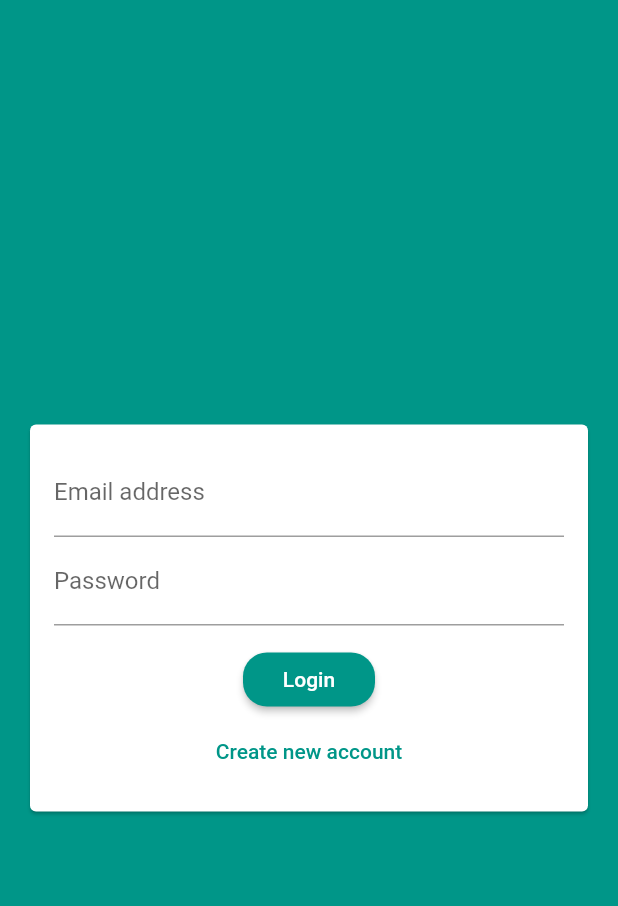
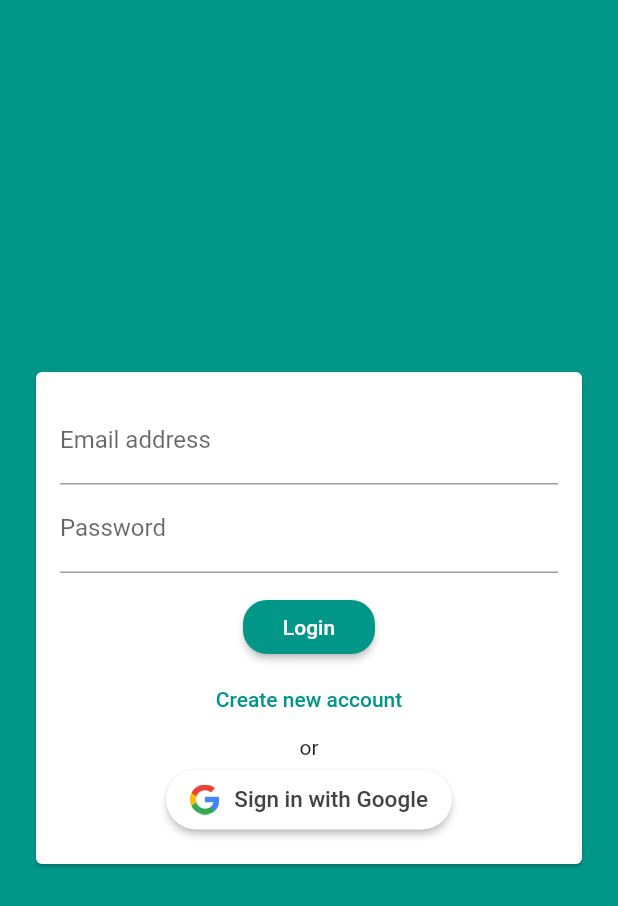
Before and after one commit to rahul-k-r/chat-app, a Flutter app: the screen it shows after launch, on a phone screen of 412 x 824 dp. Shown: the top 906 px of the screen. Run offline on Flutter 3.47's test engine with Material 2 defaults, Android fonts, the phone set to English and light mode, and no system bars; our stand-ins replace bubble, cloud_firestore, firebase_auth, firebase_messaging, firebase_storage, google_sign_in and 1 more; missing offline and left inert: network_to_file_image; accounts and stored records are empty.

Commit message:
added google sign in option

```diff
--- a/lib/screens/chat_selector_screen.dart
+++ b/lib/screens/chat_selector_screen.dart
@@ -1,6 +1,7 @@
 import 'package:flutter/material.dart';
 import 'package:flutter_complete_guide/widgets/chat/chat_selector.dart';
 import 'package:firebase_auth/firebase_auth.dart';
+import 'package:google_sign_in/google_sign_in.dart';
 
 class MainChatScreen extends StatefulWidget {
   @override
@@ -57,6 +58,7 @@ class _MainChatScreenState extends State<MainChatScreen> {
               onChanged: (itemValue) {
                 if (itemValue == 'logout') {
                   FirebaseAuth.instance.signOut();
+                  GoogleSignIn().signOut();
                 } else
                   setState(() {
                     item = itemValue;
--- a/lib/widgets/auth/auth_form.dart
+++ b/lib/widgets/auth/auth_form.dart
@@ -7,9 +7,12 @@ import 'package:flutter_complete_guide/widgets/pickers/user_image_picker.dart';
 class AuthForm extends StatefulWidget {
   AuthForm(
     this.submitFn,
+    this.submitFn2,
     this.isLoading,
   );
-
+  final void Function(
+    BuildContext ctx,
+  ) submitFn2;
   final bool isLoading;
   final void Function(
     String email,
@@ -44,7 +47,8 @@ class _AuthFormState extends State<AuthForm> {
     _userImageFile = image;
   }
 
-  void _trySubmit() {
+  void _trySubmit(bool key) {
+    if (key) {
       final isValid = _formKey.currentState.validate();
       FocusScope.of(context).unfocus();
 
@@ -72,13 +76,48 @@ class _AuthFormState extends State<AuthForm> {
       } else {
         _autoValidate = true;
       }
+    } else {
+      widget.submitFn2(context);
+    }
+  }
+
+  Widget _signInButton() {
+    return RaisedButton(
+      color: Colors.white,
+      splashColor: Colors.grey,
+      onPressed: () => _trySubmit(false),
+      shape: RoundedRectangleBorder(borderRadius: BorderRadius.circular(40)),
+      // highlightElevation: 0,
+      // borderSide: BorderSide(color: Colors.grey),
+      child: Padding(
+        padding: const EdgeInsets.fromLTRB(0, 10, 0, 10),
+        child: Row(
+          mainAxisSize: MainAxisSize.min,
+          mainAxisAlignment: MainAxisAlignment.center,
+          children: <Widget>[
+            Image(
+                image: AssetImage("assets/images/google_logo.png"),
+                height: 20.0),
+            Padding(
+              padding: const EdgeInsets.only(left: 10),
+              child: Text(
+                'Sign in with Google',
+                style: TextStyle(
+                  fontSize: 15,
+                  color: Colors.grey[800],
+                ),
+              ),
+            )
+          ],
+        ),
+      ),
+    );
   }
 
   @override
   Widget build(BuildContext context) {
     return Center(
       child: Card(
-        margin: EdgeInsets.all(20),
         child: SingleChildScrollView(
           child: Padding(
             padding: EdgeInsets.all(16),
@@ -144,7 +183,7 @@ class _AuthFormState extends State<AuthForm> {
                   if (!widget.isLoading)
                     RaisedButton(
                       child: Text(_isLogin ? 'Login' : 'Signup'),
-                      onPressed: _trySubmit,
+                      onPressed: () => _trySubmit(true),
                     ),
                   if (!widget.isLoading)
                     FlatButton(
@@ -157,7 +196,19 @@ class _AuthFormState extends State<AuthForm> {
                           _isLogin = !_isLogin;
                         });
                       },
-                    )
+                    ),
+                  if (!widget.isLoading)
+                    Text(
+                      'or',
+                    ),
+                  if (!widget.isLoading)
+                    SizedBox(
+                      height: 3,
+                    ),
+                  if (!widget.isLoading) _signInButton(),
+                  SizedBox(
+                    height: 3,
+                  ),
                 ],
               ),
             ),
--- a/lib/widgets/chat/messages.dart
+++ b/lib/widgets/chat/messages.dart
@@ -33,7 +33,7 @@ class Messages extends StatelessWidget {
               }
               cache = chatSnapshot.data;
               final chatDocs = cache.documents;
-              final width = MediaQuery.of(context).size.width * 0.3;
+              final width = MediaQuery.of(context).size.width * 0.2;
 
               return ListView.builder(
                 reverse: true,
@@ -45,6 +45,7 @@ class Messages extends StatelessWidget {
                   chatDocs[index]['userId'] == futureSnapshot.data.uid,
                   chatDocs[index]['createdAt'],
                   width,
+                  (chatDocs[index]['count'] > 1),
                   key: ValueKey(chatDocs[index].documentID),
                 ),
               );
--- a/pubspec.yaml
+++ b/pubspec.yaml
@@ -31,6 +31,8 @@ dependencies:
   firebase_messaging: ^6.0.13
   intl: ^0.16.1
   bubble: ^1.1.9+1
+  google_sign_in: ^4.5.1
+  network_to_file_image: ^2.3.1
 
 dev_dependencies:
   flutter_test:
```
Also changed, not shown: lib/screens/auth_screen.dart (+74 -3 lines), lib/screens/chat_screen.dart (+4 -4 lines), lib/widgets/chat/message_bubble.dart (+49 -58 lines), lib/widgets/chat/new_message.dart (+26 -7 lines), assets/images/google_logo.png (added), pubspec.lock, 2 other files. Lines whose indentation alone changed are shown as unchanged.
